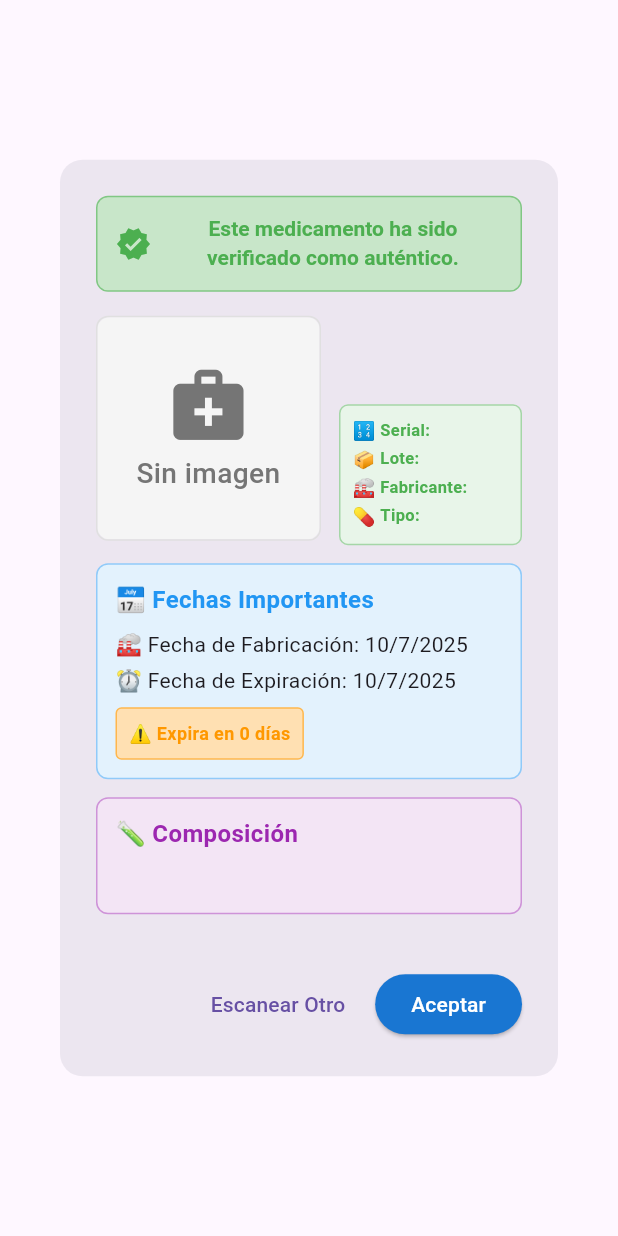
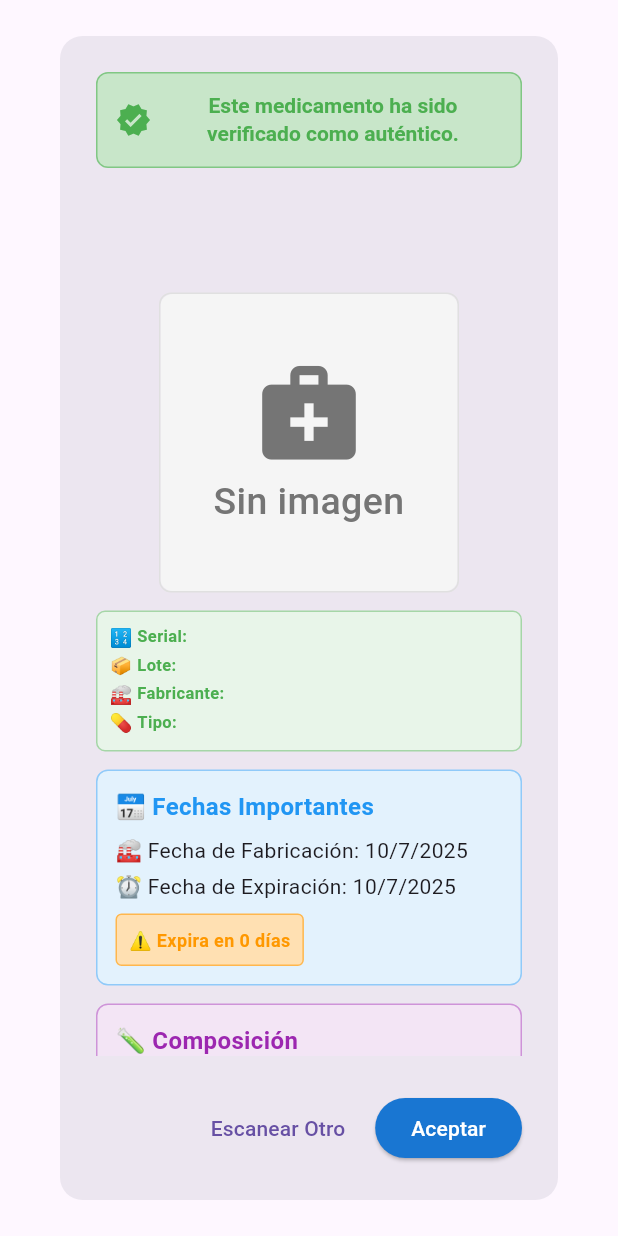
Before and after one commit to SW-LogiCore-2025/VerimedMobile, a Flutter app: the ProductResultDialog widget shown alone on an empty page, opened directly with empty values, on a phone screen of 412 x 824 dp. Run offline on Flutter 3.47's test engine with Material 3 defaults, Android fonts, the phone set to English and light mode, and no system bars; our stand-ins replace image_picker; missing offline and left inert: mobile_scanner.

Commit message:
feat: Centralize backend configuration and enhance product result dialog layout

```diff
--- a/lib/services/product_repository.dart
+++ b/lib/services/product_repository.dart
@@ -1,13 +1,15 @@
 import 'dart:convert';
 import 'package:http/http.dart' as http;
-import 'package:verimedapp/models/product.dart';
+import '../models/product.dart';
+import '../utilities/app_constants.dart';
 
 abstract class ProductRepository {
   Future<Product> getProductBySerial(String serialNumber);
 }
 
 class ApiProductRepository implements ProductRepository {
-  static const String _baseUrl = 'http://localhost:8080/api/verimed/product';
+  // Usar la configuración centralizada
+  static String get _baseUrl => AppConstants.backendUrl;
 
   @override
   Future<Product> getProductBySerial(String serialNumber) async {
--- a/lib/utilities/app_constants.dart
+++ b/lib/utilities/app_constants.dart
@@ -21,6 +21,14 @@ class DateFormatter {
 class AppConstants {
   static const String appTitle = 'VeriMed';
   static const String appSubtitle = 'Verifica la autenticidad de tus medicamentos';
+
+  // Configuración de red - Cambiar según el entorno
+  static const String serverHost = '192.168.18.4'; // Tu IP local
+  static const String serverPort = '8080';
+  static const String apiPath = '/api/verimed/product';
+
+  // URL completa del backend
+  static String get backendUrl => 'http://$serverHost:$serverPort$apiPath';
 
   // Colors
   static const Color primaryBlue = Color(0xFF1976D2);
--- a/lib/widgets/dialogs/product_result_dialog.dart
+++ b/lib/widgets/dialogs/product_result_dialog.dart
@@ -32,7 +32,14 @@ class ProductResultDialog extends StatelessWidget {
       mainAxisSize: MainAxisSize.min,
       crossAxisAlignment: CrossAxisAlignment.start,
       children: [
-        _buildProductHeader(),
+        // Name y Description en línea vertical
+        _buildNameAndDescription(),
+        const SizedBox(height: 12),
+        // Imagen centrada
+        _buildCenteredImage(),
+        const SizedBox(height: 12),
+        // Información compacta debajo de la imagen
+        _buildCompactProductInfo(),
         // Fechas importantes
         if (product.manufactureDate != null || product.expirationDate != null) ...[
           const SizedBox(height: 12),
@@ -43,35 +50,45 @@ class ProductResultDialog extends StatelessWidget {
           const SizedBox(height: 12),
           _buildCompositionInfo(),
         ],
-        const SizedBox(height: 12),
       ],
     );
   }
 
-  Widget _buildProductHeader() {
-    return Row(
+  Widget _buildNameAndDescription() {
+    return Column(
       crossAxisAlignment: CrossAxisAlignment.start,
       children: [
-        MedicineImageWidget(imageUrl: product.image),
-        const SizedBox(width: 12),
-        Expanded(
-          child: Column(
-            crossAxisAlignment: CrossAxisAlignment.start,
-            children: [
-              if (product.name != null) ...[
-                Text(product.name!, style: AppTextStyles.productName),
-                const SizedBox(height: 4),
-              ],
-              if (product.description != null) ...[
-                Text(product.description!, style: AppTextStyles.productDescription),
-                const SizedBox(height: 8),
-              ],
-              // Información importante al lado derecho debajo de la descripción
-              _buildCompactProductInfo(),
-            ],
+        // Name arriba
+        if (product.name != null) ...[
+          Text(
+            product.name!,
+            style: AppTextStyles.productName,
+            overflow: TextOverflow.ellipsis,
+            maxLines: 2,
           ),
-        ),
+        ],
+        // Espaciado si ambos existen
+        if (product.name != null && product.description != null)
+          const SizedBox(height: 8),
+        // Description debajo
+        if (product.description != null) ...[
+          Text(
+            product.description!,
+            style: AppTextStyles.productDescription,
+            overflow: TextOverflow.ellipsis,
+            maxLines: 3,
+          ),
+        ],
       ],
+    );
+  }
+
+  Widget _buildCenteredImage() {
+    return Center(
+      child: MedicineImageWidget(
+        imageUrl: product.image,
+        size: 200, // Imagen un poco más grande al estar centrada
+      ),
     );
   }
 
```
